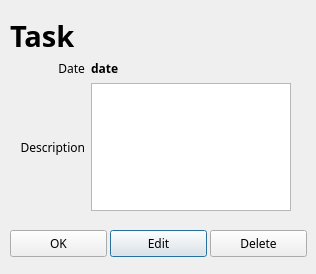
Qt form dialogs/task/TaskShow.ui (supermaximo93/Computing_Project) before a commit.
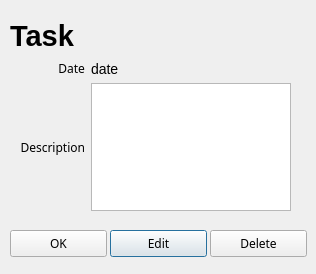
The same form after that commit.

Patch:
```diff
--- a/dialogs/task/TaskShow.ui
+++ b/dialogs/task/TaskShow.ui
@@ -18,6 +18,11 @@
   <property name="windowTitle">
    <string>Dialog</string>
   </property>
+  <property name="styleSheet">
+   <string notr="true">#label_dateE {
+	font-size: 14px;
+}</string>
+  </property>
   <widget class="QPushButton" name="pushButton_edit">
    <property name="geometry">
     <rect>
@@ -111,8 +116,7 @@
      <widget class="QLabel" name="label_dateE">
       <property name="font">
        <font>
-        <weight>75</weight>
-        <bold>true</bold>
+        <pointsize>-1</pointsize>
        </font>
       </property>
       <property name="text">
```
